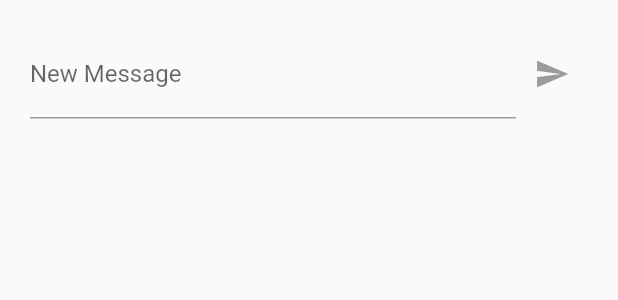
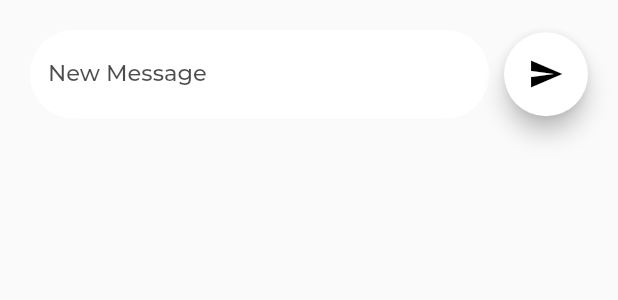
Before and after one commit to ShubhamxKumar/Roomies, a Flutter app: the NewMessage widget shown alone on an empty page, opened directly, on a phone screen of 412 x 824 dp. Shown: the top 300 px of the screen. Run offline on Flutter 3.47's test engine with Material 2 defaults, Android fonts, the phone set to English and light mode, and no system bars; our stand-ins replace cloud_firestore, firebase_auth, splashscreen; accounts and stored records are empty.

```diff
--- a/lib/screens/roomScreen.dart
+++ b/lib/screens/roomScreen.dart
@@ -82,7 +82,7 @@ class _RoomScreenState extends State<RoomScreen> {
                             return MessageBubble(
                               message: chatsnapshot.data.documents[index]
                                   ['text'],
-                              username: userInfo.getusername,
+                              username: chatsnapshot.data.documents[index]['username'],
                               key: ValueKey(chatsnapshot
                                   .data.documents[index].documentID),
                               isMe: chatsnapshot.data.documents[index]
--- a/lib/widgets/newMessage.dart
+++ b/lib/widgets/newMessage.dart
@@ -27,7 +27,34 @@ class _NewMessageState extends State<NewMessage> {
             child: TextField(
               controller: _textController,
               decoration: InputDecoration(
+                floatingLabelBehavior: FloatingLabelBehavior.never,
+                filled: true,
                 labelText: 'New Message',
+                labelStyle: TextStyle(
+                  fontFamily: 'secondary',
+                  fontWeight: FontWeight.w500,
+                  color: Colors.black.withOpacity(0.7),
+                  fontSize: 15,
+                ),
+                fillColor: Colors.white,
+                enabledBorder: OutlineInputBorder(
+                  borderRadius: BorderRadius.horizontal(
+                    left: Radius.circular(40),
+                    right: Radius.circular(40),
+                  ),
+                  borderSide: BorderSide(
+                    color: Colors.white,
+                  ),
+                ),
+                focusedBorder: OutlineInputBorder(
+                  borderRadius: BorderRadius.horizontal(
+                    left: Radius.circular(40),
+                    right: Radius.circular(40),
+                  ),
+                  borderSide: BorderSide(
+                    color: Colors.white,
+                  ),
+                ),
               ),
               onChanged: (value) {
                 // this function will fire with every keyStroke.
@@ -37,13 +64,17 @@ class _NewMessageState extends State<NewMessage> {
               },
             ),
           ),
-          IconButton(
-            icon: Icon(Icons.send),
+          SizedBox(width:10),
+          FloatingActionButton(
             onPressed: _enteredMessage.isEmpty
                 ? null
                 : () async {
                     final user = await FirebaseAuth.instance.currentUser();
-                    Firestore.instance.collection('Rooms').document(widget.roomid).collection('chats').add(
+                    Firestore.instance
+                        .collection('Rooms')
+                        .document(widget.roomid)
+                        .collection('chats')
+                        .add(
                       {
                         'text': _enteredMessage,
                         'created': Timestamp.now(),
@@ -61,6 +92,11 @@ class _NewMessageState extends State<NewMessage> {
                       },
                     );
                   },
+            backgroundColor: Colors.white,
+            child: Icon(
+              Icons.send,
+              color: Colors.black,
+            ),
           ),
         ],
       ),
```
Also changed, not shown: lib/screens/roomOverviewScreen.dart (+18 -0 lines), lib/widgets/messBubble.dart (+15 -5 lines).
